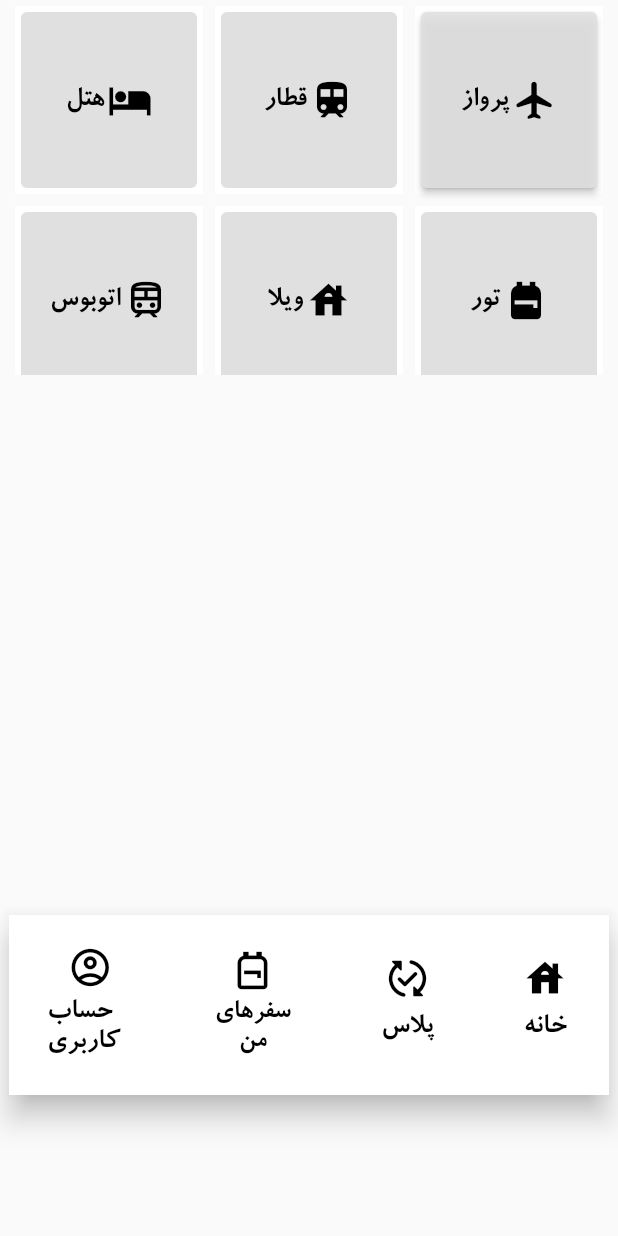
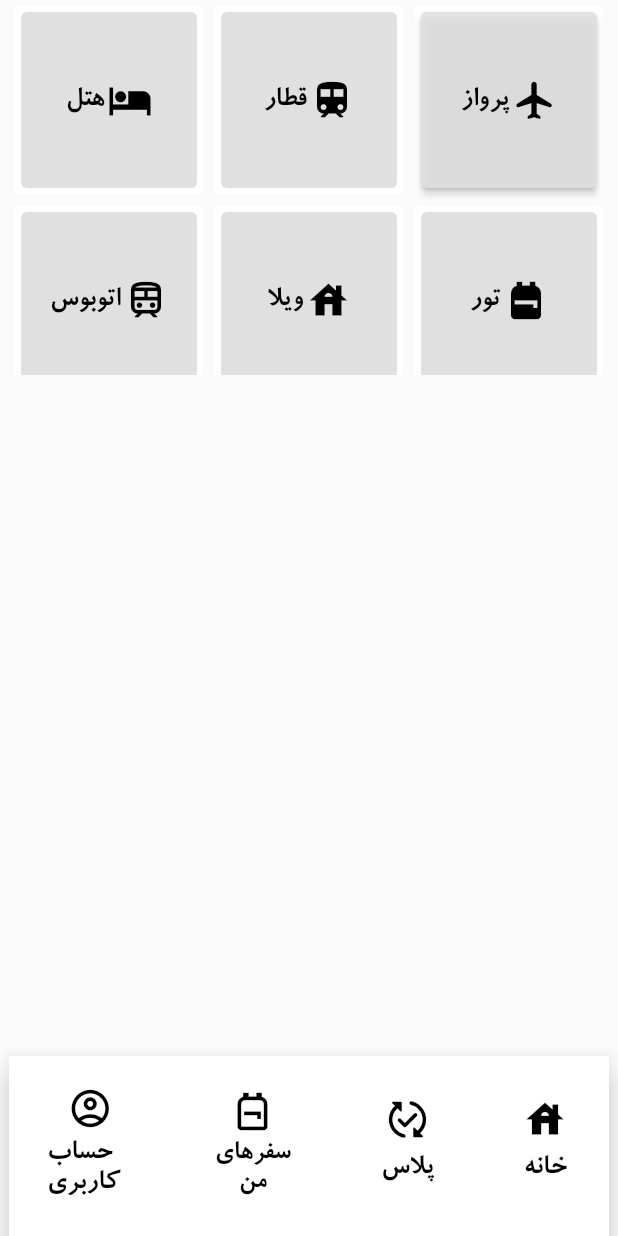
Before and after one commit to ArasValizadeh/AliBabaProject, a Flutter app: what main_items() shows on an empty page, opened directly, on a phone screen of 412 x 824 dp. Run offline on Flutter 3.47's test engine with Material 2 defaults, Android fonts, the phone set to English and light mode, and no system bars; our stand-ins replace dropdown_button2; missing offline and left inert: persian_datetime_picker.

Commit message:
change mainpage to run in all screens

```diff
--- a/second version/lib/mainpage.dart
+++ b/second version/lib/mainpage.dart
@@ -87,8 +87,9 @@ Widget main_items(BuildContext context) {
           ),
         ),
       ),
+      Expanded(child: Container()),
       Padding(
-        padding: const EdgeInsets.fromLTRB(0, 110, 0, 0),
+        padding: const EdgeInsets.fromLTRB(0, 0, 0, 0),
         child: Align(
           alignment: Alignment.bottomCenter,
           child:
```
